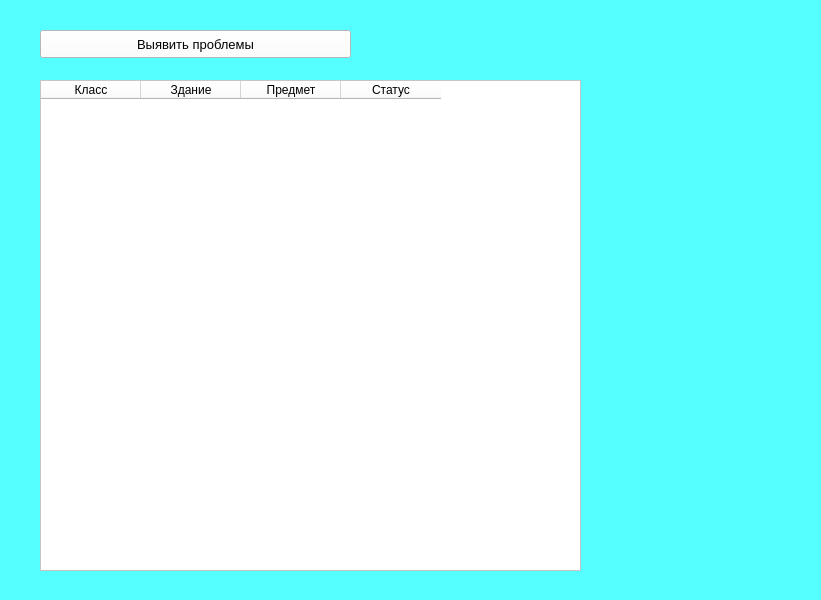
First picture: the form in frontend/workload_problems.ui, repository saaasssska/helper_by_school, before the edit.
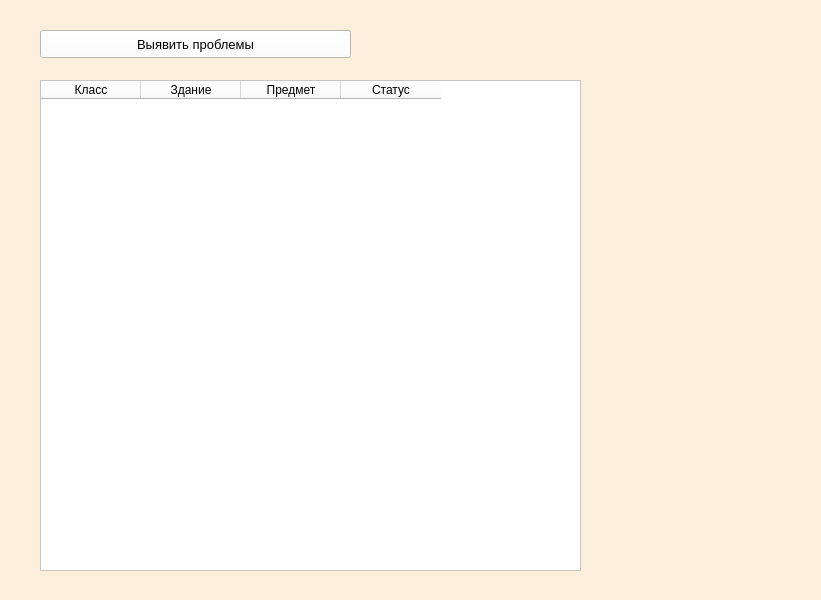
Second picture: the form after the edit. Icons and pictures are not drawn.

What changed in the file:
```diff
--- a/frontend/workload_problems.ui
+++ b/frontend/workload_problems.ui
@@ -14,7 +14,7 @@
    <string>problems</string>
   </property>
   <property name="styleSheet">
-   <string notr="true">background-color: rgb(85, 255, 255);</string>
+   <string notr="true">background-color: rgb(251, 238, 219);</string>
   </property>
   <widget class="QPushButton" name="push_find_problems">
    <property name="geometry">
```
